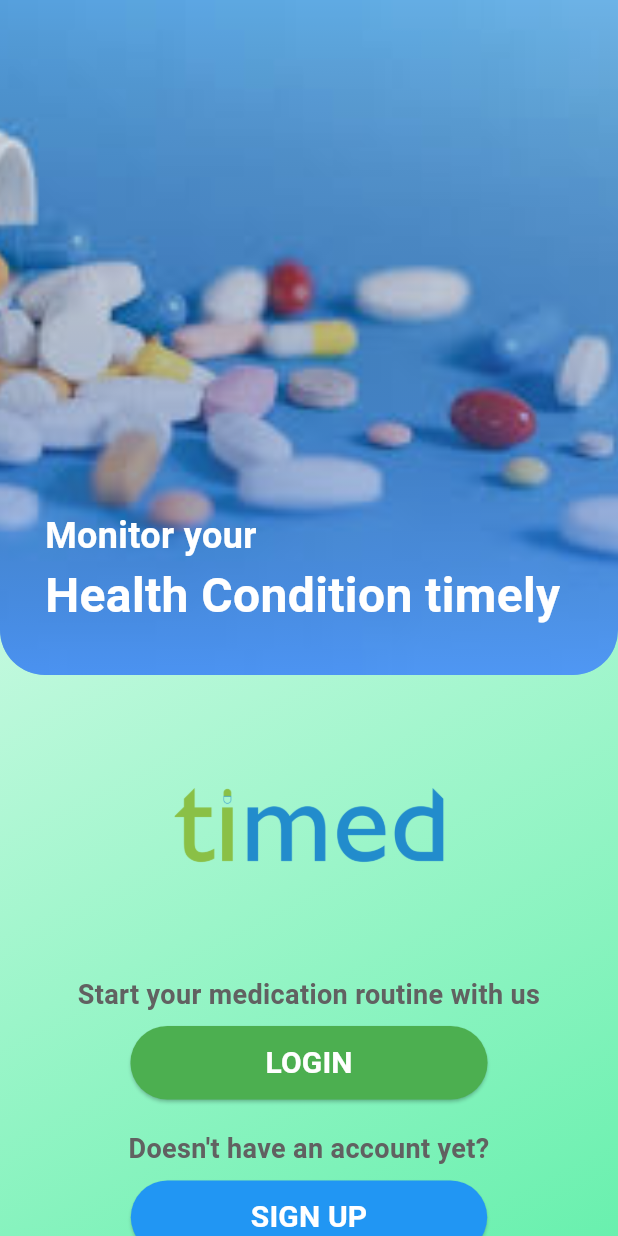
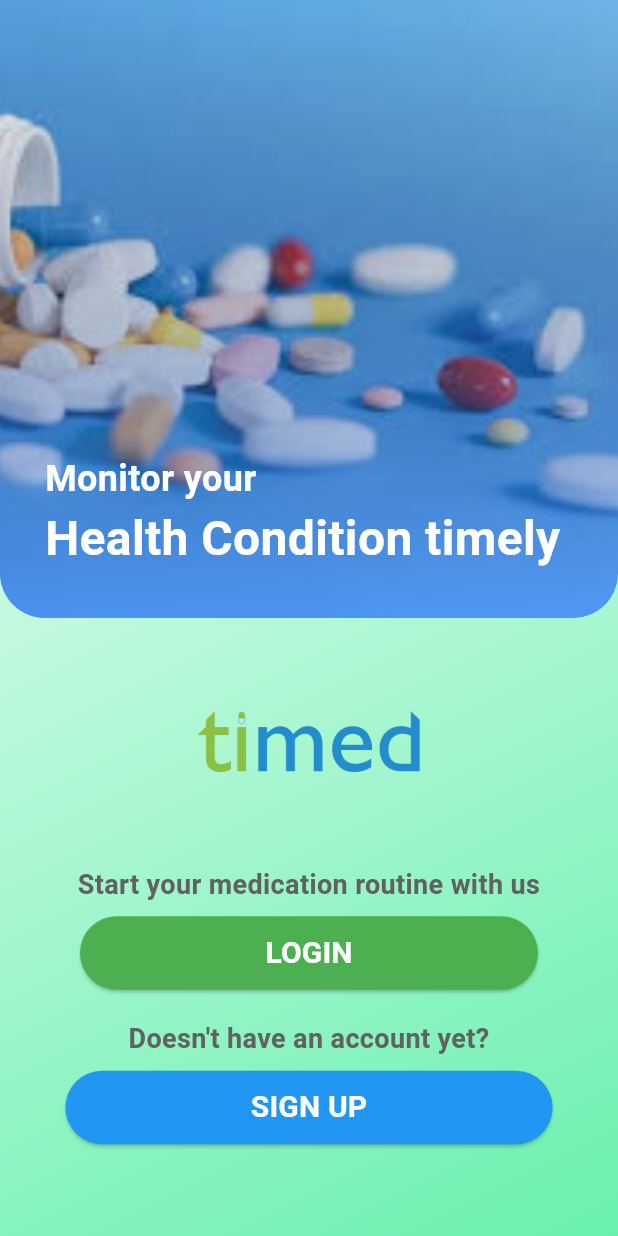
Before and after one commit to lhakpa09/mobile_app, a Flutter app: the screen it shows after launch, on a phone screen of 412 x 824 dp. Run offline on Flutter 3.47's test engine with Material 3 defaults, Android fonts, the phone set to English and light mode, and no system bars; drawn by our look-alikes of carousel_slider.

```diff
--- a/lib/main.dart
+++ b/lib/main.dart
@@ -35,6 +35,9 @@ class MyHomePage extends StatefulWidget {
 class _MyHomePageState extends State<MyHomePage> {
   @override
   Widget build(BuildContext context) {
+    final screenWidth = MediaQuery.of(context).size.width;
+    final screenHeight = MediaQuery.of(context).size.height;
+
     return Scaffold(
       body: Container(
         width: double.infinity,
@@ -54,11 +57,11 @@ class _MyHomePageState extends State<MyHomePage> {
                 bottomRight: Radius.circular(30.0),
               ),
               child: Container(
-                height: 450,
+                height: screenHeight * 0.5, // Responsive height
                 width: double.infinity,
                 child: CarouselSlider(
                   options: CarouselOptions(
-                    height: 450,
+                    height: screenHeight * 0.5,
                     autoPlay: true,
                     enlargeCenterPage: false,
                     viewportFraction: 1.0,
@@ -117,13 +120,15 @@ class _MyHomePageState extends State<MyHomePage> {
               ),
             ),
             Expanded(
+              child: SingleChildScrollView(
+                padding: EdgeInsets.symmetric(horizontal: 16.0),
                 child: Column(
                   mainAxisAlignment: MainAxisAlignment.center,
                   children: [
                     Image.asset(
                       'assets/images/Timed logo-01.png',
-                    width: 400,
-                    height: 200,
+                      width: screenWidth * 0.8,
+                      height: screenHeight * 0.2,
                       fit: BoxFit.contain,
                     ),
                     Text(
@@ -146,7 +151,7 @@ class _MyHomePageState extends State<MyHomePage> {
                       style: ElevatedButton.styleFrom(
                         backgroundColor: Colors.green,
                         padding: EdgeInsets.symmetric(
-                        horizontal: 90,
+                          horizontal: screenWidth * 0.3,
                           vertical: 10,
                         ),
                       ),
@@ -180,7 +185,7 @@ class _MyHomePageState extends State<MyHomePage> {
                       style: ElevatedButton.styleFrom(
                         backgroundColor: Colors.blue,
                         padding: EdgeInsets.symmetric(
-                        horizontal: 80,
+                          horizontal: screenWidth * 0.3,
                           vertical: 10,
                         ),
                       ),
@@ -196,6 +201,7 @@ class _MyHomePageState extends State<MyHomePage> {
                   ],
                 ),
               ),
+            ),
           ],
         ),
       ),
```
Also changed, not shown: lib/signup_page.dart (+16 -0 lines). Lines whose indentation alone changed are shown as unchanged.
